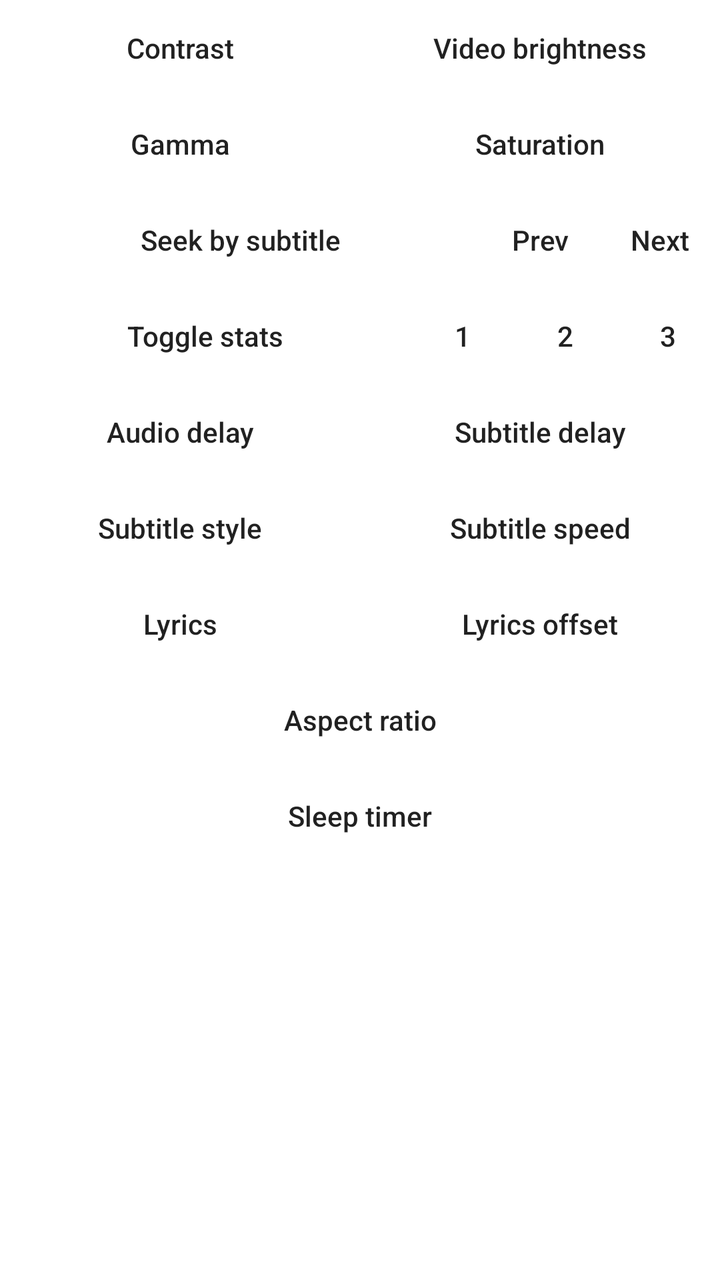
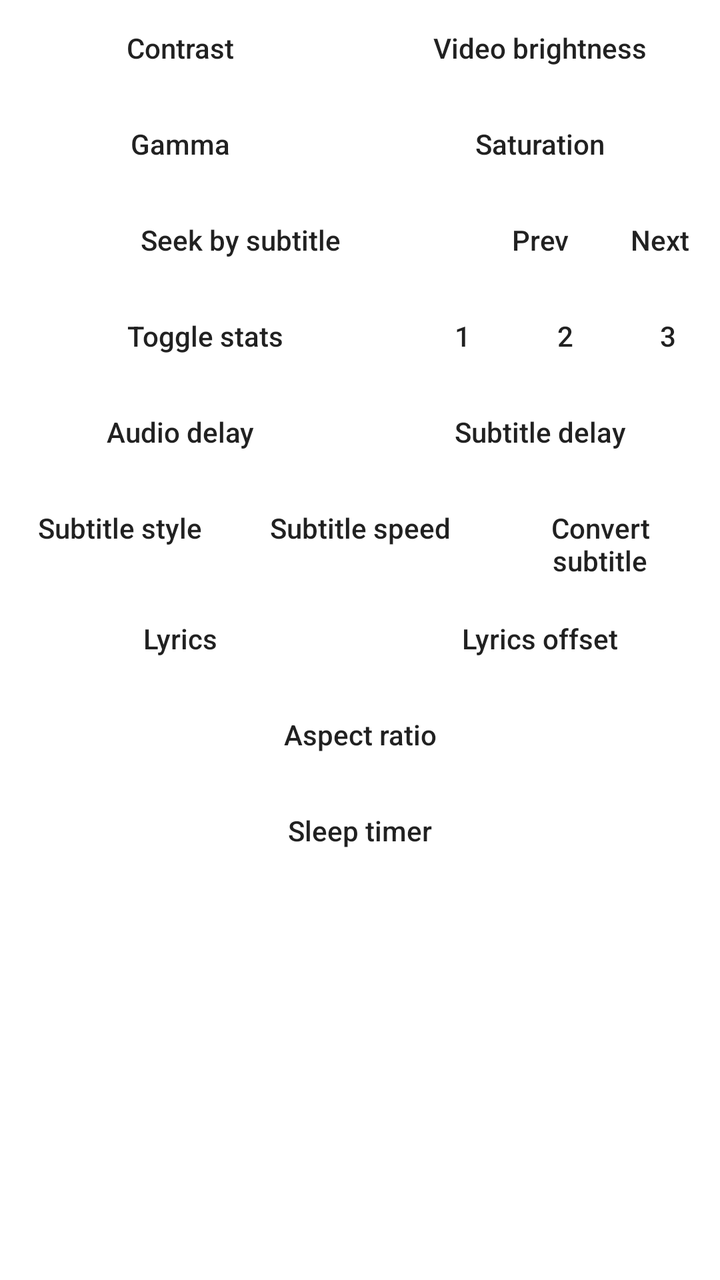

Screens rendered from an Android XML layout before and after an edit, with the pre-edit source and the edit as a unified diff.
<!-- AndroidManifest.xml: fallback theme Theme.MaterialComponents.DayNight.NoActionBar -->
<!-- res/layout/dialog_advanced_menu.xml -->
<?xml version="1.0" encoding="utf-8"?>
<ScrollView xmlns:android="http://schemas.android.com/apk/res/android"
    android:layout_width="match_parent"
    android:layout_height="match_parent">

    <LinearLayout
        android:orientation="vertical" android:layout_width="match_parent"
        android:layout_height="wrap_content">

        <TableRow
            android:id="@+id/rowVideo1"
            android:layout_width="match_parent"
            android:layout_height="wrap_content">

            <Button
                android:id="@+id/contrastBtn"
                style="@style/Widget.AppCompat.Button.Borderless"
                android:layout_width="0dp"
                android:layout_height="wrap_content"
                android:layout_weight="1"
                android:text="@string/contrast"
                android:textAllCaps="false" />

            <Button
                android:id="@+id/brightnessBtn"
                style="@style/Widget.AppCompat.Button.Borderless"
                android:layout_width="0dp"
                android:layout_height="wrap_content"
                android:layout_weight="1"
                android:text="@string/video_brightness"
                android:textAllCaps="false" />

        </TableRow>

        <TableRow
            android:id="@+id/rowVideo2"
            android:layout_width="match_parent"
            android:layout_height="match_parent">

            <Button
                android:id="@+id/gammaBtn"
                style="@style/Widget.AppCompat.Button.Borderless"
                android:layout_width="0dp"
                android:layout_height="wrap_content"
                android:layout_weight="1"
                android:text="@string/gamma"
                android:textAllCaps="false" />

            <Button
                android:id="@+id/saturationBtn"
                style="@style/Widget.AppCompat.Button.Borderless"
                android:layout_width="0dp"
                android:layout_height="wrap_content"
                android:layout_weight="1"
                android:text="@string/saturation"
                android:textAllCaps="false" />
        </TableRow>

        <TableRow
            android:id="@+id/rowSubSeek"
            android:layout_width="match_parent"
            android:layout_height="wrap_content">

            <Button
                android:id="@+id/subSeekBtn"
                style="@style/Widget.AppCompat.Button.Borderless"
                android:layout_width="0dp"
                android:layout_height="wrap_content"
                android:layout_weight="4"
                android:text="@string/sub_seek_button"
                android:textAllCaps="false" />

            <Button
                android:id="@+id/subSeekPrev"
                style="@style/Widget.AppCompat.Button.Borderless"
                android:layout_width="0dp"
                android:layout_height="wrap_content"
                android:layout_weight="1"
                android:background="@drawable/alpha_lighten"
                android:text="@string/dialog_prev"
                android:textAllCaps="false" />

            <Button
                android:id="@+id/subSeekNext"
                style="@style/Widget.AppCompat.Button.Borderless"
                android:layout_width="0dp"
                android:layout_height="wrap_content"
                android:layout_weight="1"
                android:background="@drawable/alpha_lighten"
                android:text="@string/dialog_next"
                android:textAllCaps="false" />

        </TableRow>

        <TableRow
            android:layout_width="match_parent"
            android:layout_height="wrap_content">

            <Button
                android:id="@+id/statsBtn"
                style="@style/Widget.AppCompat.Button.Borderless"
                android:layout_width="0dp"
                android:layout_height="wrap_content"
                android:layout_weight="4"
                android:text="@string/toggle_stats"
                android:textAllCaps="false" />

            <Button
                android:id="@+id/statsBtn1"
                style="@style/Widget.AppCompat.Button.Borderless"
                android:layout_width="0dp"
                android:layout_height="wrap_content"
                android:layout_weight="1"
                android:background="@drawable/alpha_lighten"
                android:text="1"
                android:textAllCaps="false" />

            <Button
                android:id="@+id/statsBtn2"
                style="@style/Widget.AppCompat.Button.Borderless"
                android:layout_width="0dp"
                android:layout_height="wrap_content"
                android:layout_weight="1"
                android:background="@drawable/alpha_lighten"
                android:text="2"
                android:textAllCaps="false" />

            <Button
                android:id="@+id/statsBtn3"
                style="@style/Widget.AppCompat.Button.Borderless"
                android:layout_width="0dp"
                android:layout_height="wrap_content"
                android:layout_weight="1"
                android:background="@drawable/alpha_lighten"
                android:text="3"
                android:textAllCaps="false" />

        </TableRow>

        <TableRow
            android:layout_width="match_parent"
            android:layout_height="match_parent">

            <Button
                android:id="@+id/audioDelayBtn"
                style="@style/Widget.AppCompat.Button.Borderless"
                android:layout_width="0dp"
                android:layout_height="wrap_content"
                android:layout_weight="1"
                android:text="@string/audio_delay"
                android:textAllCaps="false" />

            <Button
                android:id="@+id/subDelayBtn"
                style="@style/Widget.AppCompat.Button.Borderless"
                android:layout_width="0dp"
                android:layout_height="wrap_content"
                android:layout_weight="1"
                android:text="@string/sub_delay"
                android:textAllCaps="false" />

        </TableRow>

        <TableRow
            android:id="@+id/rowSubStyle"
            android:layout_width="match_parent"
            android:layout_height="wrap_content">

            <Button
                android:id="@+id/subStyleBtn"
                style="@style/Widget.AppCompat.Button.Borderless"
                android:layout_width="0dp"
                android:layout_height="wrap_content"
                android:layout_weight="1"
                android:text="@string/sub_style_btn"
                android:textAllCaps="false" />

            <Button
                android:id="@+id/subSpeedBtn"
                style="@style/Widget.AppCompat.Button.Borderless"
                android:layout_width="0dp"
                android:layout_height="wrap_content"
                android:layout_weight="1"
                android:text="@string/sub_speed_btn"
                android:textAllCaps="false" />

        </TableRow>

        <TableRow
            android:id="@+id/rowLyrics"
            android:layout_width="match_parent"
            android:layout_height="wrap_content">

            <Button
                android:id="@+id/lyricsToggleBtn"
                style="@style/Widget.AppCompat.Button.Borderless"
                android:layout_width="0dp"
                android:layout_height="wrap_content"
                android:layout_weight="1"
                android:text="@string/lyrics_btn"
                android:textAllCaps="false" />

            <Button
                android:id="@+id/lyricsOffsetBtn"
                style="@style/Widget.AppCompat.Button.Borderless"
                android:layout_width="0dp"
                android:layout_height="wrap_content"
                android:layout_weight="1"
                android:text="@string/lyrics_offset_btn"
                android:textAllCaps="false" />

        </TableRow>

        <Button
            android:id="@+id/aspectBtn"
            style="@style/Widget.AppCompat.Button.Borderless"
            android:layout_width="match_parent"
            android:layout_height="wrap_content"
            android:text="@string/aspect_ratio"
            android:textAllCaps="false" />

        <Button
            android:id="@+id/sleepTimerBtn"
            style="@style/Widget.AppCompat.Button.Borderless"
            android:layout_width="match_parent"
            android:layout_height="wrap_content"
            android:text="@string/sleep_timer"
            android:textAllCaps="false" />

    </LinearLayout>

</ScrollView>
<!-- resources referenced by this layout -->
<resources>
  <!-- drawable alpha_lighten (drawable) -->
  <?xml version="1.0" encoding="utf-8"?>
  <selector xmlns:android="http://schemas.android.com/apk/res/android">
      <item android:drawable="@color/alpha24pct_light" android:state_focused="true" />
      <item android:drawable="@color/alpha24pct_light" android:state_pressed="true" />
      <item android:drawable="@color/alpha12pct_light" />
  </selector>
  <string name="aspect_ratio">Aspect ratio</string>
  <string name="audio_delay">Audio delay</string>
  <string name="contrast">Contrast</string>
  <string name="dialog_next">Next</string>
  <string name="dialog_prev">Prev</string>
  <string name="gamma">Gamma</string>
  <string name="lyrics_btn">Lyrics</string>
  <string name="lyrics_offset_btn">Lyrics offset</string>
  <string name="saturation">Saturation</string>
  <string name="sleep_timer">Sleep timer</string>
  <string name="sub_delay">Subtitle delay</string>
  <string name="sub_seek_button">Seek by subtitle</string>
  <string name="sub_speed_btn">Subtitle speed</string>
  <string name="sub_style_btn">Subtitle style</string>
  <string name="toggle_stats">Toggle stats</string>
  <string name="video_brightness">Video brightness</string>
  <color name="alpha24pct_light">#3dffffff</color>
  <color name="alpha12pct_light">#1fffffff</color>
</resources>

<!-- the commit's change to res/layout/dialog_advanced_menu.xml (unified diff, before → after) -->
@@ -184,6 +184,15 @@
                 android:text="@string/sub_speed_btn"
                 android:textAllCaps="false" />
 
+            <Button
+                android:id="@+id/subConvertBtn"
+                style="@style/Widget.AppCompat.Button.Borderless"
+                android:layout_width="0dp"
+                android:layout_height="wrap_content"
+                android:layout_weight="1"
+                android:text="@string/sub_convert_btn"
+                android:textAllCaps="false" />
+
         </TableRow>
 
         <TableRow
<!-- resource entries referenced after the edit -->
@@ -17,6 +17,7 @@
   <string name="lyrics_offset_btn">Lyrics offset</string>
   <string name="saturation">Saturation</string>
   <string name="sleep_timer">Sleep timer</string>
+  <string name="sub_convert_btn">Convert subtitle</string>
   <string name="sub_delay">Subtitle delay</string>
   <string name="sub_seek_button">Seek by subtitle</string>
   <string name="sub_speed_btn">Subtitle speed</string>
